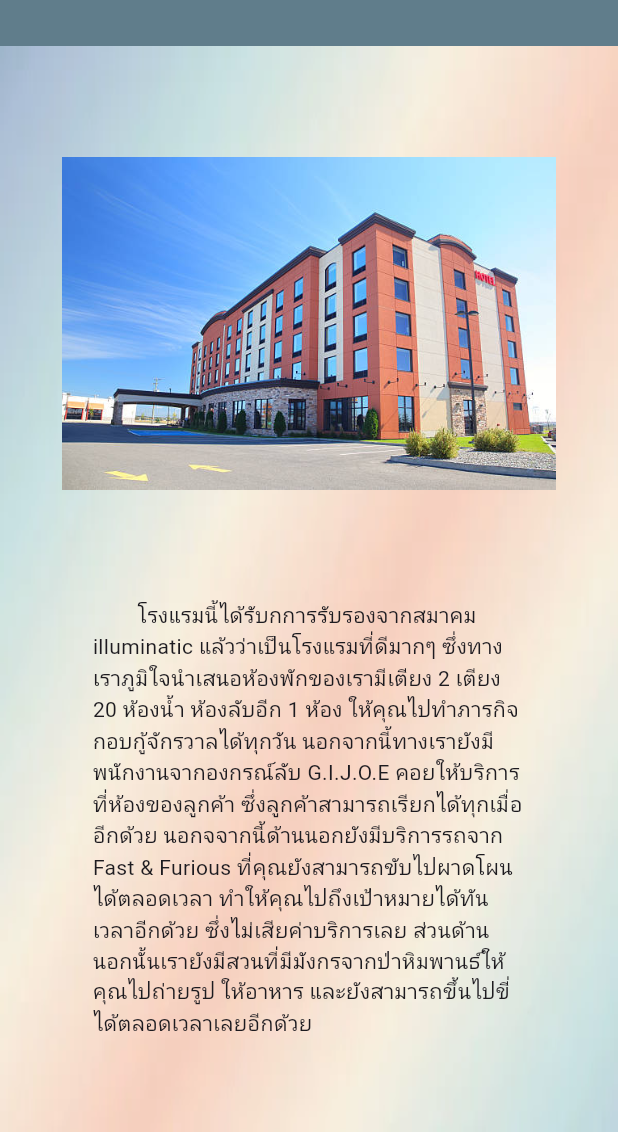
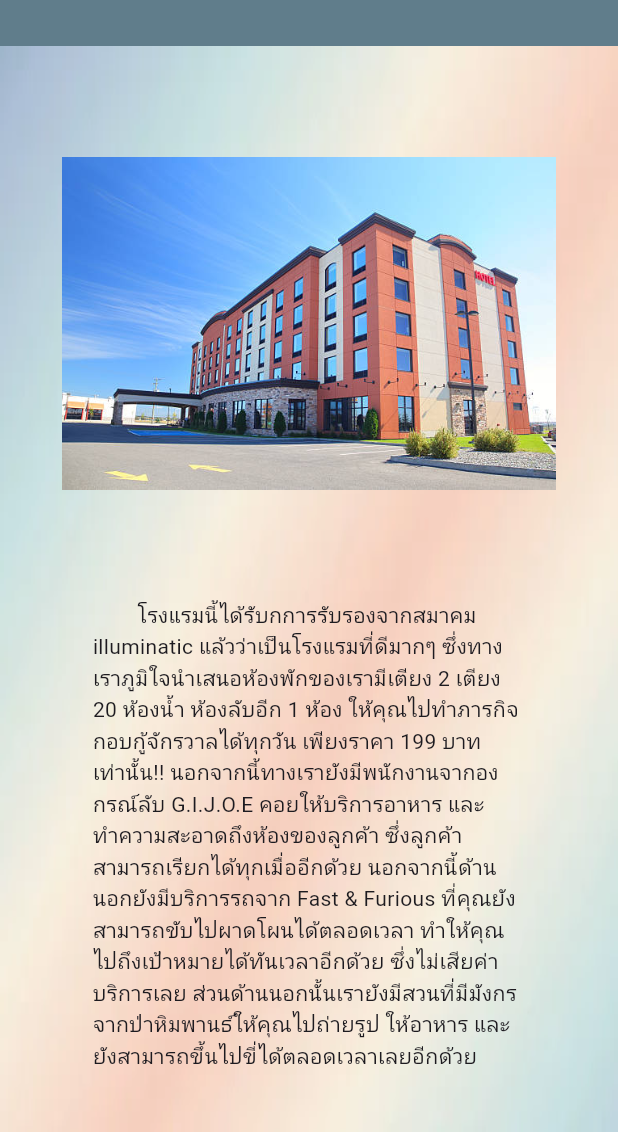
Before and after one commit to palm45/HotelApp_630710332, a Flutter app: the DetailPage screen opened directly, on a phone screen of 412 x 824 dp, the part 104-1236 px from its top. Run offline on Flutter 3.47's test engine with Material 2 defaults, Android fonts, the phone set to English and light mode, and no system bars; our stand-ins replace dio, flutter_rating_bar.

Commit message:
Lots of change Done

```diff
--- a/lib/screens/home/detail_hotel.dart
+++ b/lib/screens/home/detail_hotel.dart
@@ -56,8 +56,8 @@ class _DetailPageState extends State<DetailPage> {
                     width: MediaQuery.of(context).size.width*0.7,
                     child: Text('        โรงแรมนี้ได้รับกการรับรองจากสมาคม illuminatic แล้วว่าเป็นโรงแรมที่ดีมากๆ '
                       'ซึ่งทางเราภูมิใจนำเสนอห้องพักของเรามีเตียง 2 เตียง 20 ห้องน้ำ ห้องลับอีก 1 ห้อง '
-                      'ให้คุณไปทำภารกิจกอบกู้จักรวาลได้ทุกวัน นอกจากนี้ทางเรายังมีพนักงานจากองกรณ์ลับ G.I.J.O.E '
-                      'คอยให้บริการที่ห้องของลูกค้า ซึ่งลูกค้าสามารถเรียกได้ทุกเมื่ออีกด้วย นอกจจากนี้ด้านนอกยัง'
+                      'ให้คุณไปทำภารกิจกอบกู้จักรวาลได้ทุกวัน เพียงราคา 199 บาทเท่านั้น!! นอกจากนี้ทางเรายังมีพนักงานจากองกรณ์ลับ G.I.J.O.E '
+                      'คอยให้บริการอาหาร และทำความสะอาดถึงห้องของลูกค้า ซึ่งลูกค้าสามารถเรียกได้ทุกเมื่ออีกด้วย นอกจากนี้ด้านนอกยัง'
                       'มีบริการรถจาก Fast & Furious ที่คุณยังสามารถขับไปผาดโผนได้ตลอดเวลา ทำให้'
                       'คุณไปถึงเป้าหมายได้ทันเวลาอีกด้วย ซึ่งไม่เสียค่าบริการเลย ส่วนด้านนอกนั้นเรายังมีสวน'
                       'ที่มีมังกรจากป่าหิมพานธ์ให้คุณไปถ่ายรูป ให้อาหาร และยังสามารถขึ้นไปขี่ได้'
```
